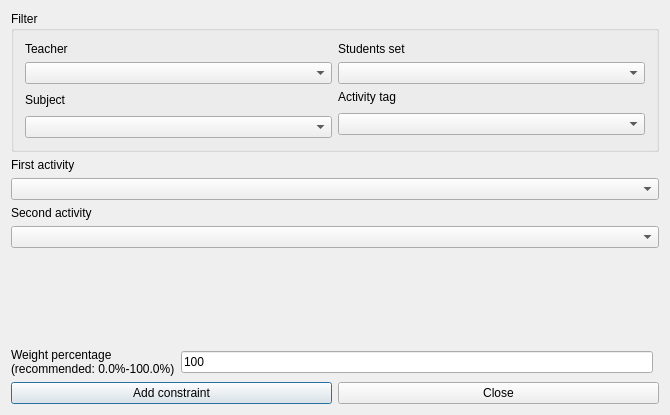
Before: the Qt Designer form src/interface/addconstrainttwoactivitiesorderedform_template.ui in janLo/FET, drawn with Qt 5.
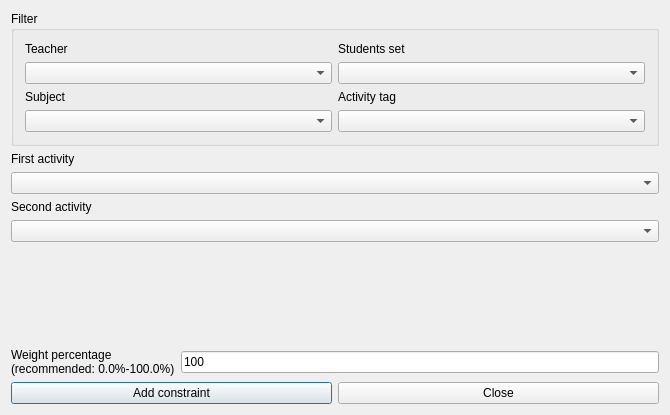
After: the same form once the commit is applied. Custom widgets are drawn as their Qt base class.

The edit to the form file:
```diff
--- a/src/interface/addconstrainttwoactivitiesorderedform_template.ui
+++ b/src/interface/addconstrainttwoactivitiesorderedform_template.ui
@@ -13,161 +13,22 @@
   <property name="windowTitle">
    <string extracomment="This is the title of the dialog to add a new constraint of this type">Add two activities ordered</string>
   </property>
-  <layout class="QGridLayout">
-   <item row="5" column="0" colspan="2">
-    <layout class="QHBoxLayout">
-     <item>
-      <widget class="QPushButton" name="addConstraintPushButton">
-       <property name="text">
-        <string>Add constraint</string>
-       </property>
-      </widget>
-     </item>
-     <item>
-      <widget class="QPushButton" name="closePushButton">
-       <property name="text">
-        <string>Close</string>
-       </property>
-      </widget>
-     </item>
-    </layout>
-   </item>
-   <item row="4" column="0">
-    <layout class="QHBoxLayout">
-     <item>
-      <widget class="QLabel" name="weightTextLabel">
-       <property name="frameShape">
-        <enum>QFrame::NoFrame</enum>
-       </property>
-       <property name="frameShadow">
-        <enum>QFrame::Plain</enum>
-       </property>
-       <property name="text">
-        <string>Weight percentage
-(recommended: 0.0%-100.0%)</string>
-       </property>
-       <property name="wordWrap">
-        <bool>false</bool>
-       </property>
-      </widget>
-     </item>
-     <item>
-      <widget class="QLineEdit" name="weightLineEdit">
-       <property name="text">
-        <string>100</string>
-       </property>
-      </widget>
-     </item>
-    </layout>
-   </item>
-   <item row="3" column="0">
-    <spacer name="spacer2">
-     <property name="orientation">
-      <enum>Qt::Vertical</enum>
-     </property>
-     <property name="sizeType">
-      <enum>QSizePolicy::Expanding</enum>
-     </property>
-     <property name="sizeHint" stdset="0">
-      <size>
-       <width>21</width>
-       <height>80</height>
-      </size>
-     </property>
-    </spacer>
-   </item>
-   <item row="1" column="0" colspan="2">
-    <layout class="QVBoxLayout">
-     <item>
-      <widget class="QLabel" name="activityTextLabel">
-       <property name="frameShape">
-        <enum>QFrame::NoFrame</enum>
-       </property>
-       <property name="frameShadow">
-        <enum>QFrame::Plain</enum>
-       </property>
-       <property name="text">
-        <string>First activity</string>
-       </property>
-       <property name="wordWrap">
-        <bool>false</bool>
-       </property>
-      </widget>
-     </item>
-     <item>
-      <widget class="QComboBox" name="firstActivitiesComboBox">
-       <property name="maximumSize">
-        <size>
-         <width>32767</width>
-         <height>32767</height>
-        </size>
-       </property>
-       <property name="editable">
-        <bool>false</bool>
-       </property>
-       <property name="insertPolicy">
-        <enum>QComboBox::NoInsert</enum>
-       </property>
-       <property name="autoCompletion">
-        <bool>false</bool>
-       </property>
-       <property name="duplicatesEnabled">
-        <bool>false</bool>
-       </property>
-      </widget>
-     </item>
-    </layout>
-   </item>
-   <item row="2" column="0" colspan="2">
-    <layout class="QVBoxLayout">
-     <item>
-      <widget class="QLabel" name="activityTextLabel_2">
-       <property name="frameShape">
-        <enum>QFrame::NoFrame</enum>
-       </property>
-       <property name="frameShadow">
-        <enum>QFrame::Plain</enum>
-       </property>
-       <property name="text">
-        <string>Second activity</string>
-       </property>
-       <property name="wordWrap">
-        <bool>false</bool>
-       </property>
-      </widget>
-     </item>
-     <item>
-      <widget class="QComboBox" name="secondActivitiesComboBox">
-       <property name="maximumSize">
-        <size>
-         <width>32767</width>
-         <height>32767</height>
-        </size>
-       </property>
-       <property name="editable">
-        <bool>false</bool>
-       </property>
-       <property name="insertPolicy">
-        <enum>QComboBox::NoInsert</enum>
-       </property>
-       <property name="autoCompletion">
-        <bool>false</bool>
-       </property>
-       <property name="duplicatesEnabled">
-        <bool>false</bool>
-       </property>
-      </widget>
-     </item>
-    </layout>
-   </item>
-   <item row="0" column="0" colspan="2">
-    <widget class="Q3GroupBox" name="periodGroupBox_2">
+  <layout class="QGridLayout" name="gridLayout_2">
+   <item row="0" column="0">
+    <widget class="QGroupBox" name="filterGroupBox">
      <property name="title">
       <string>Filter</string>
      </property>
-     <layout class="QGridLayout">
-      <item row="1" column="1">
-       <widget class="QComboBox" name="studentsComboBox"/>
+     <layout class="QGridLayout" name="gridLayout">
+      <item row="0" column="0">
+       <widget class="QLabel" name="teachersTextLabel">
+        <property name="text">
+         <string>Teacher</string>
+        </property>
+        <property name="wordWrap">
+         <bool>false</bool>
+        </property>
+       </widget>
       </item>
       <item row="0" column="1">
        <widget class="QLabel" name="studentsTextLabel">
@@ -182,20 +43,10 @@
       <item row="1" column="0">
        <widget class="QComboBox" name="teachersComboBox"/>
       </item>
-      <item row="0" column="0">
-       <widget class="QLabel" name="teachersTextLabel">
-        <property name="text">
-         <string>Teacher</string>
-        </property>
-        <property name="wordWrap">
-         <bool>false</bool>
-        </property>
-       </widget>
+      <item row="1" column="1">
+       <widget class="QComboBox" name="studentsComboBox"/>
       </item>
-      <item row="4" column="0">
-       <widget class="QComboBox" name="subjectsComboBox"/>
-      </item>
-      <item row="2" column="0" rowspan="2">
+      <item row="2" column="0">
        <widget class="QLabel" name="subjectsTextLabel">
         <property name="text">
          <string>Subject</string>
@@ -215,34 +66,152 @@
         </property>
        </widget>
       </item>
-      <item row="3" column="1" rowspan="2">
+      <item row="3" column="0">
+       <widget class="QComboBox" name="subjectsComboBox"/>
+      </item>
+      <item row="3" column="1">
        <widget class="QComboBox" name="activityTagsComboBox"/>
       </item>
      </layout>
     </widget>
    </item>
+   <item row="1" column="0">
+    <layout class="QVBoxLayout">
+     <item>
+      <widget class="QLabel" name="activityTextLabel">
+       <property name="frameShape">
+        <enum>QFrame::NoFrame</enum>
+       </property>
+       <property name="frameShadow">
+        <enum>QFrame::Plain</enum>
+       </property>
+       <property name="text">
+        <string>First activity</string>
+       </property>
+       <property name="wordWrap">
+        <bool>false</bool>
+       </property>
+      </widget>
+     </item>
+     <item>
+      <widget class="QComboBox" name="firstActivitiesComboBox">
+       <property name="editable">
+        <bool>false</bool>
+       </property>
+       <property name="insertPolicy">
+        <enum>QComboBox::NoInsert</enum>
+       </property>
+       <property name="autoCompletion">
+        <bool>false</bool>
+       </property>
+       <property name="duplicatesEnabled">
+        <bool>false</bool>
+       </property>
+      </widget>
+     </item>
+    </layout>
+   </item>
+   <item row="2" column="0">
+    <layout class="QVBoxLayout">
+     <item>
+      <widget class="QLabel" name="activityTextLabel_2">
+       <property name="frameShape">
+        <enum>QFrame::NoFrame</enum>
+       </property>
+       <property name="frameShadow">
+        <enum>QFrame::Plain</enum>
+       </property>
+       <property name="text">
+        <string>Second activity</string>
+       </property>
+       <property name="wordWrap">
+        <bool>false</bool>
+       </property>
+      </widget>
+     </item>
+     <item>
+      <widget class="QComboBox" name="secondActivitiesComboBox">
+       <property name="editable">
+        <bool>false</bool>
+       </property>
+       <property name="insertPolicy">
+        <enum>QComboBox::NoInsert</enum>
+       </property>
+       <property name="autoCompletion">
+        <bool>false</bool>
+       </property>
+       <property name="duplicatesEnabled">
+        <bool>false</bool>
+       </property>
+      </widget>
+     </item>
+    </layout>
+   </item>
+   <item row="3" column="0">
+    <spacer name="spacer2">
+     <property name="orientation">
+      <enum>Qt::Vertical</enum>
+     </property>
+     <property name="sizeType">
+      <enum>QSizePolicy::Expanding</enum>
+     </property>
+     <property name="sizeHint" stdset="0">
+      <size>
+       <width>21</width>
+       <height>80</height>
+      </size>
+     </property>
+    </spacer>
+   </item>
+   <item row="4" column="0">
+    <layout class="QHBoxLayout">
+     <item>
+      <widget class="QLabel" name="weightTextLabel">
+       <property name="frameShape">
+        <enum>QFrame::NoFrame</enum>
+       </property>
+       <property name="frameShadow">
+        <enum>QFrame::Plain</enum>
+       </property>
+       <property name="text">
+        <string>Weight percentage
+(recommended: 0.0%-100.0%)</string>
+       </property>
+       <property name="wordWrap">
+        <bool>false</bool>
+       </property>
+      </widget>
+     </item>
+     <item>
+      <widget class="QLineEdit" name="weightLineEdit">
+       <property name="text">
+        <string notr="true">100</string>
+       </property>
+      </widget>
+     </item>
+    </layout>
+   </item>
+   <item row="5" column="0">
+    <layout class="QHBoxLayout">
+     <item>
+      <widget class="QPushButton" name="addConstraintPushButton">
+       <property name="text">
+        <string>Add constraint</string>
+       </property>
+      </widget>
+     </item>
+     <item>
+      <widget class="QPushButton" name="closePushButton">
+       <property name="text">
+        <string>Close</string>
+       </property>
+      </widget>
+     </item>
+    </layout>
+   </item>
   </layout>
  </widget>
  <layoutdefault spacing="6" margin="11"/>
- <customwidgets>
-  <customwidget>
-   <class>Q3GroupBox</class>
-   <extends>QGroupBox</extends>
-   <header>Qt3Support/Q3GroupBox</header>
-   <container>1</container>
-  </customwidget>
- </customwidgets>
- <tabstops>
-  <tabstop>teachersComboBox</tabstop>
-  <tabstop>studentsComboBox</tabstop>
-  <tabstop>subjectsComboBox</tabstop>
-  <tabstop>activityTagsComboBox</tabstop>
-  <tabstop>firstActivitiesComboBox</tabstop>
-  <tabstop>secondActivitiesComboBox</tabstop>
-  <tabstop>weightLineEdit</tabstop>
-  <tabstop>addConstraintPushButton</tabstop>
-  <tabstop>closePushButton</tabstop>
- </tabstops>
  <resources/>
  <connections/>
 </ui>
```
